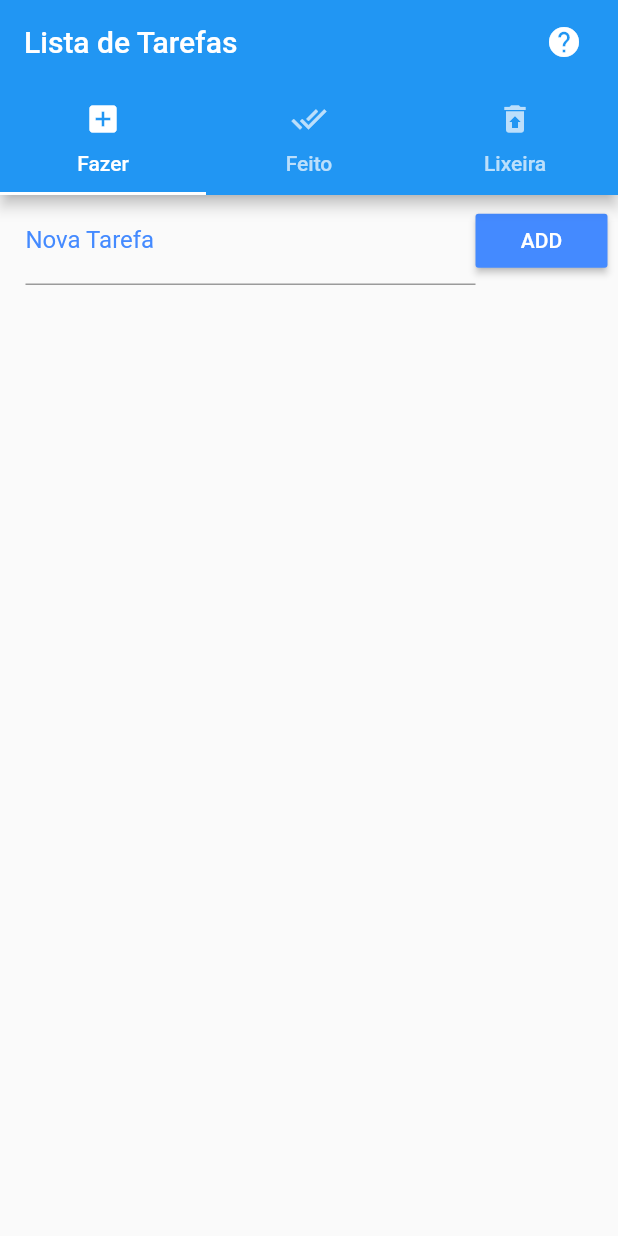
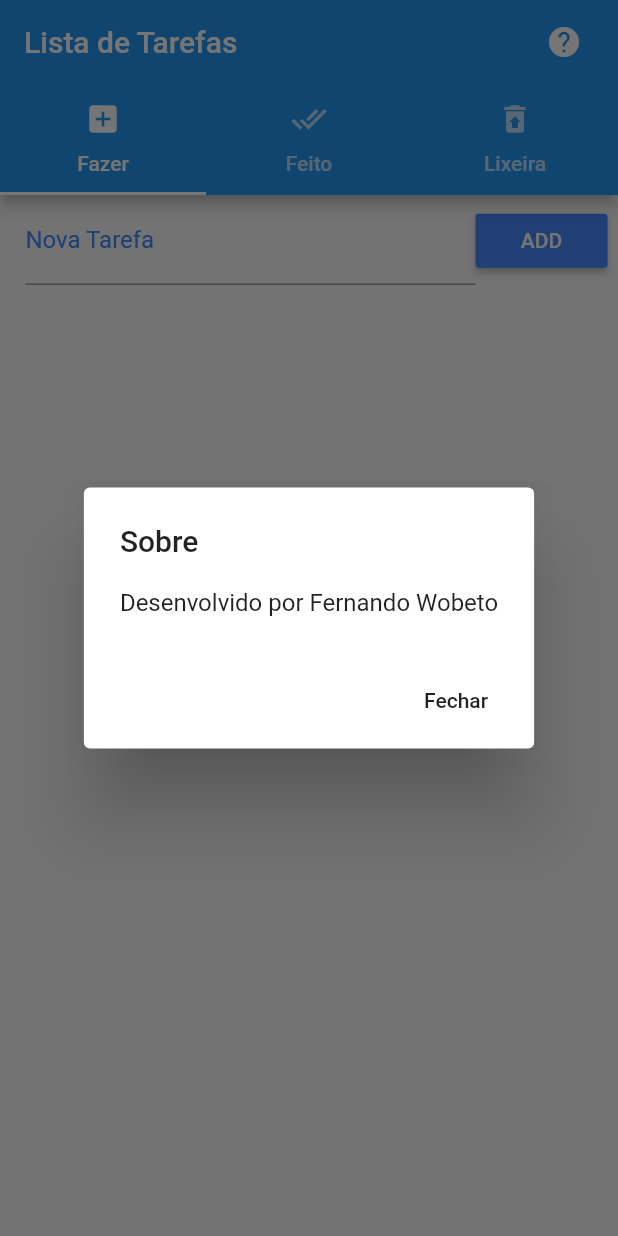
Before and after one commit to fernandowobeto/flutter_todo_list, a Flutter app: the screen it shows after launch, after a tap on the "help" icon, on a phone screen of 412 x 824 dp. Run offline on Flutter 3.47's test engine with Material 2 defaults, Android fonts, the phone set to English and light mode, and no system bars.

Commit message:
adicionado about

```diff
--- /dev/null
+++ b/lib/home.dart
@@ -0,0 +1,75 @@
+import 'package:flutter/material.dart';
+
+import 'todo.dart';
+import 'done.dart';
+import 'trash.dart';
+
+class Home extends StatefulWidget {
+  @override
+  _HomeState createState() => _HomeState();
+}
+
+class _HomeState extends State<Home> {
+
+  @override
+  Widget build(BuildContext context) {
+    return DefaultTabController(
+      length: 3,
+      child: Scaffold(
+        appBar: AppBar(
+          bottom: TabBar(
+            tabs: [
+              Tab(icon: Icon(Icons.add_box), text: 'Fazer',),
+              Tab(icon: Icon(Icons.done_all), text: 'Feito',),
+              Tab(icon: Icon(Icons.restore_from_trash), text: 'Lixeira',)
+            ],
+          ),
+          title: Row(
+            children: <Widget>[
+              Expanded(
+                child: Text('Lista de Tarefas'),
+              ),
+              IconButton(
+                icon: Icon(Icons.help),
+                color: Colors.white,
+                onPressed: (){
+                  _showDialog();
+                },
+                alignment: Alignment(1.0, 0.0),
+              )
+            ],
+          ),
+        ),
+        body: TabBarView(
+          children: [
+            ToDo(),
+            Done(),
+            Trash(),
+          ],
+        ),
+      ),
+    );
+  }
+
+  void _showDialog() {
+    showDialog(
+      context: context,
+      builder: (BuildContext context) {
+        // return object of type Dialog
+        return AlertDialog(
+          title: new Text("Sobre"),
+          content: new Text("Desenvolvido por Fernando Wobeto"),
+          actions: <Widget>[
+            FlatButton(
+              child: new Text("Fechar"),
+              onPressed: () {
+                Navigator.of(context).pop();
+              },
+            )
+          ],
+        );
+      },
+    );
+  }
+
+}
--- a/lib/main.dart
+++ b/lib/main.dart
@@ -1,47 +1,10 @@
 import 'package:flutter/material.dart';
 
-import 'todo.dart';
-import 'done.dart';
-import 'trash.dart';
+import 'home.dart';
 
 void main(){
   runApp(MaterialApp(
     debugShowCheckedModeBanner: false,
-    home: DefaultTabController(
-      length: 3,
-      child: Scaffold(
-        appBar: AppBar(
-          bottom: TabBar(
-            tabs: [
-              Tab(icon: Icon(Icons.add_box), text: 'Fazer',),
-              Tab(icon: Icon(Icons.done_all), text: 'Feito',),
-              Tab(icon: Icon(Icons.restore_from_trash), text: 'Lixeira',)
-            ],
-          ),
-          title: Row(
-            children: <Widget>[
-              Expanded(
-                child: Text('Lista de Tarefas'),
-              ),
-              IconButton(
-                icon: Icon(Icons.help),
-                color: Colors.white,
-                onPressed: (){
-
-                },
-                alignment: Alignment(1.0, 0.0),
-              )
-            ],
-          ),
-        ),
-        body: TabBarView(
-          children: [
-            ToDo(),
-            Done(),
-            Trash(),
-          ],
-        ),
-      ),
-    ),
+    home: Home(),
   ));
 }
```
